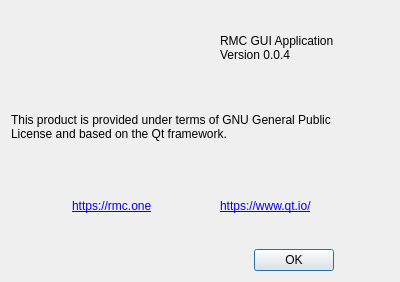
Old version of the form aboutdialog.ui in the repository Stoxum/RMCWallet.
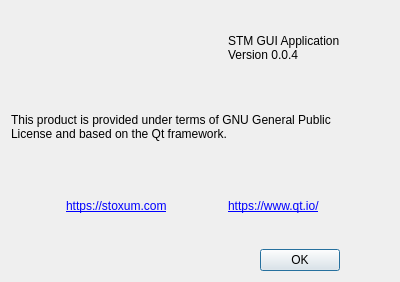
New version of the form. Icons and pictures are not drawn.

```diff
--- a/aboutdialog.ui
+++ b/aboutdialog.ui
@@ -112,7 +112,7 @@
    <item row="2" column="1">
     <widget class="QLabel" name="rmcUrl">
      <property name="text">
-      <string>&lt;a href=&quot;https://rmc.one/&quot;&gt;https://rmc.one&lt;/a&gt;</string>
+      <string>&lt;a href=&quot;https://stoxum.com/&quot;&gt;https://stoxum.com&lt;/a&gt;</string>
      </property>
      <property name="textFormat">
       <enum>Qt::RichText</enum>
@@ -132,7 +132,7 @@
    <item row="0" column="3">
     <widget class="QLabel" name="versionLabel">
      <property name="text">
-      <string>RMC GUI Application 
+      <string>STM GUI Application 
 Version 0.0.4</string>
      </property>
     </widget>
```
Left out of the diff: 4 changed lines with no effect on the pictures.
